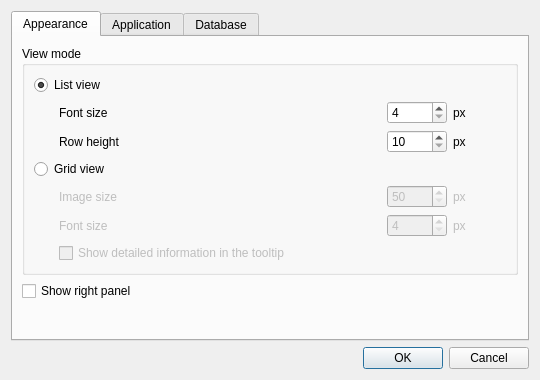
Above: src/settingswindow.ui from eugene-melnik/alexandra before the change. Below: the same form after it.
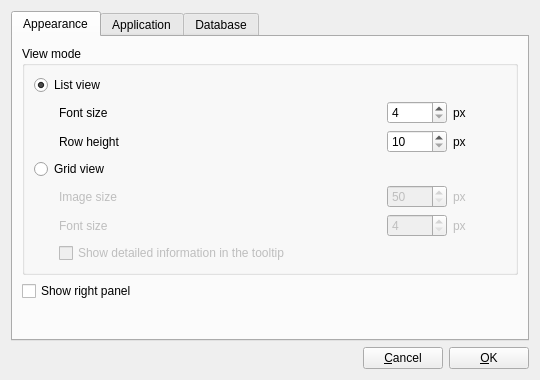
That is the form after the change. Icons and pictures are not drawn.

What changed in the file:
```diff
--- a/src/settingswindow.ui
+++ b/src/settingswindow.ui
@@ -794,11 +794,35 @@
     </widget>
    </item>
    <item>
-    <widget class="QDialogButtonBox" name="buttonBox">
-     <property name="standardButtons">
-      <set>QDialogButtonBox::Cancel|QDialogButtonBox::Ok</set>
-     </property>
-    </widget>
+    <layout class="QHBoxLayout" name="horizontalLayout">
+     <item>
+      <spacer name="horizontalSpacer">
+       <property name="orientation">
+        <enum>Qt::Horizontal</enum>
+       </property>
+       <property name="sizeHint" stdset="0">
+        <size>
+         <width>40</width>
+         <height>20</height>
+        </size>
+       </property>
+      </spacer>
+     </item>
+     <item>
+      <widget class="QPushButton" name="bCancel">
+       <property name="text">
+        <string>&amp;Cancel</string>
+       </property>
+      </widget>
+     </item>
+     <item>
+      <widget class="QPushButton" name="bOk">
+       <property name="text">
+        <string>&amp;OK</string>
+       </property>
+      </widget>
+     </item>
+    </layout>
    </item>
   </layout>
  </widget>
```
Left out of the diff: 32 changed lines with no effect on the pictures.
